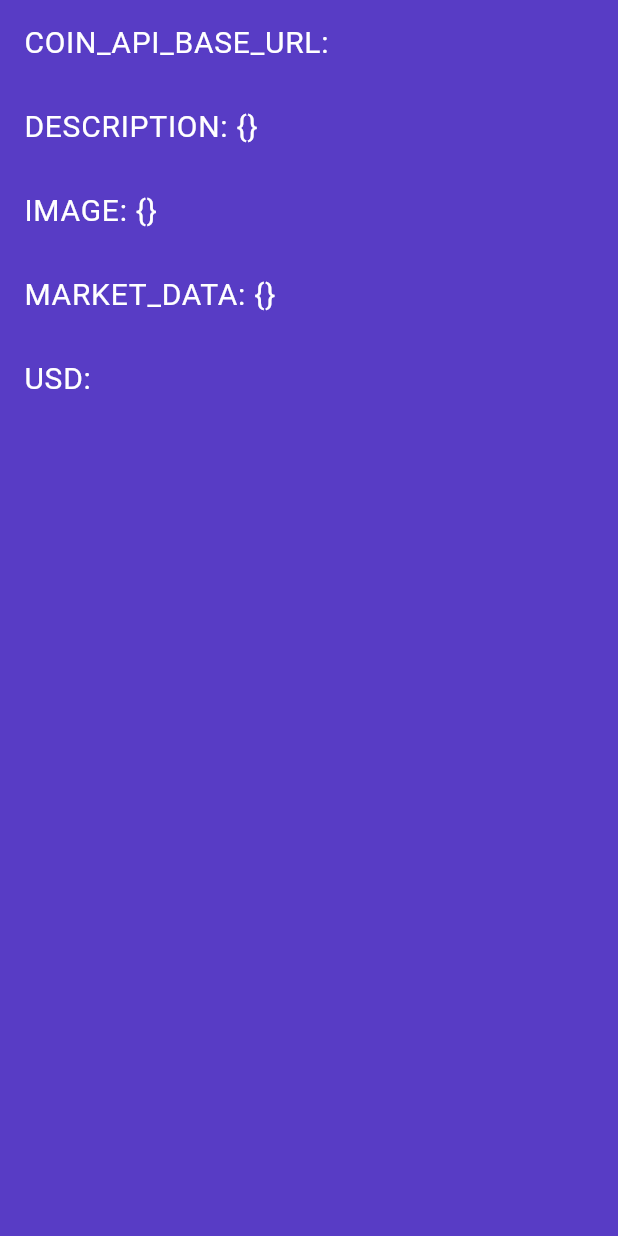
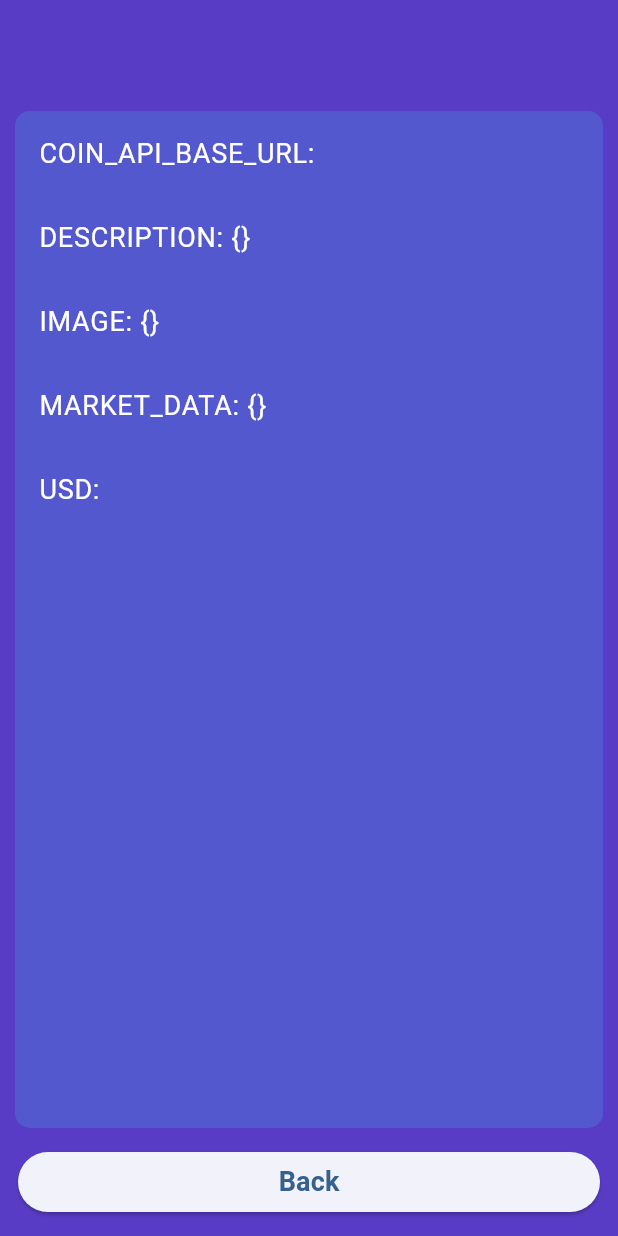
Before and after one commit to MiguelPeralta123/CoinCap, a Flutter app: the DetailsPage screen opened directly with empty values, on a phone screen of 412 x 824 dp. Run offline on Flutter 3.47's test engine with Material 3 defaults, Android fonts, the phone set to English and light mode, and no system bars; our stand-ins replace dio, get_it; network calls fail.

Commit message:
Improved UX/UI

```diff
--- a/lib/pages/details_page.dart
+++ b/lib/pages/details_page.dart
@@ -1,17 +1,53 @@
 import 'package:flutter/material.dart';
 
 class DetailsPage extends StatelessWidget {
+  final String coinName;
   final Map currentPrices;
 
-  const DetailsPage({super.key, required this.currentPrices});
+  const DetailsPage({super.key, required this.coinName, required this.currentPrices});
 
   @override
   Widget build(BuildContext context) {
+    return Scaffold(
+      body: SafeArea(
+        child: Column(
+          crossAxisAlignment: CrossAxisAlignment.stretch,
+          children: [
+            coinNameWidget(),
+            pricesListView(),
+            goBackButton(context),
+          ],
+        ),
+      ),
+    );
+  }
+
+  Widget coinNameWidget() {
+    return Padding(
+      padding: const EdgeInsets.all(12),
+      child: Text(
+        coinName,
+        textAlign: TextAlign.center,
+        style: const TextStyle(
+          color: Colors.white,
+          fontSize: 35,
+          fontWeight: FontWeight.bold,
+        ),
+      ),
+    );
+  }
+
+  Widget pricesListView() {
     List<dynamic> currencies = currentPrices.keys.toList();
     List<dynamic> prices = currentPrices.values.toList();
 
-    return Scaffold(
-      body: SafeArea(
+    return Expanded(
+      child: Container(
+        margin: const EdgeInsets.symmetric(horizontal: 10),
+        decoration: BoxDecoration(
+          color: const Color.fromRGBO(83, 88, 206, 1.0),
+          borderRadius: BorderRadius.circular(10),
+        ),
         child: ListView.builder(
           itemCount: currencies.length,
           itemBuilder: (context, index) {
@@ -22,12 +58,30 @@ class DetailsPage extends StatelessWidget {
                 "$currency: $price",
                 style: const TextStyle(
                   color: Colors.white,
-                  fontSize: 20,
+                  fontSize: 18,
                 ),
               ),
             );
           },
-        )
+        ),
+      ),
+    );
+  }
+
+  Widget goBackButton(context) {
+    return Padding(
+      padding: const EdgeInsets.all(12),
+      child: ElevatedButton(
+        onPressed: () {
+          Navigator.pop(context);
+        },
+        child: const Text(
+          "Back",
+          style: TextStyle(
+            fontSize: 18,
+            fontWeight: FontWeight.bold,
+          ),
+        ),
       ),
     );
   }
```
Also changed, not shown: lib/pages/home_page.dart (+43 -20 lines).
